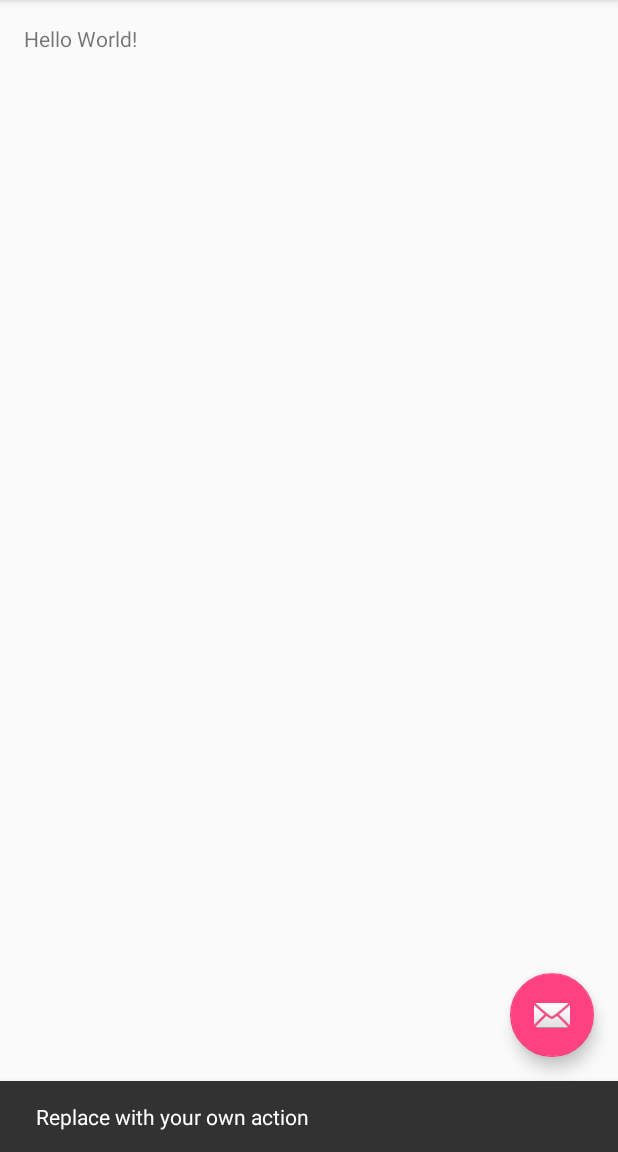
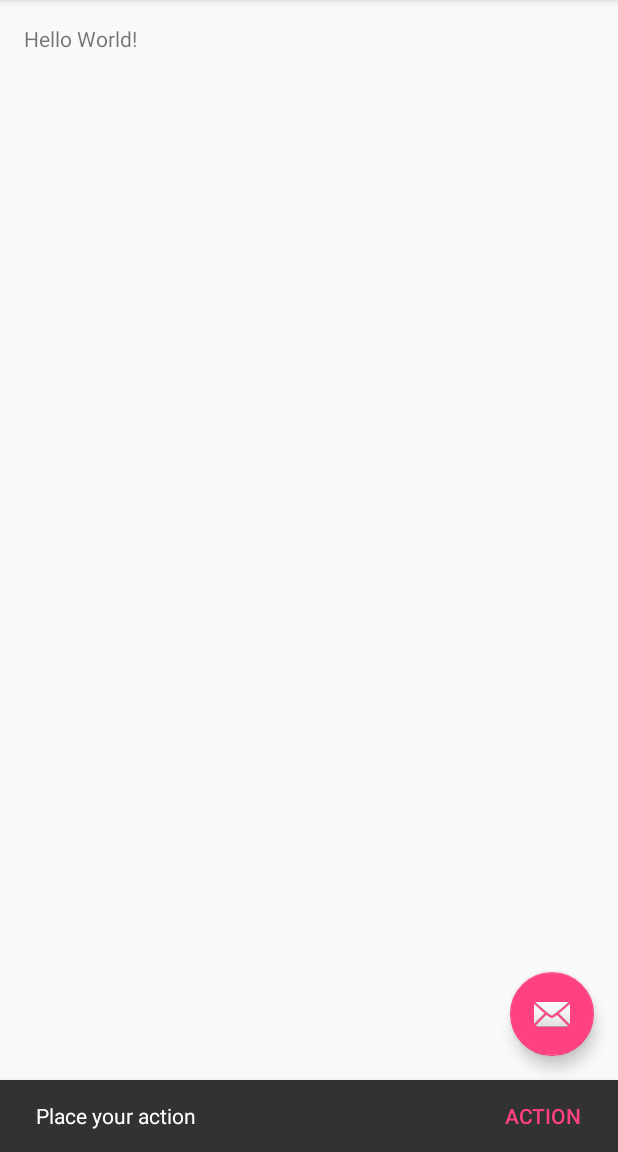
Before and after one commit to sherali110/CustomView_Controls, an Android app: the screen it shows after launch (MainActivity), after a tap on an icon or button, on a phone screen of 412 x 824 dp, the part 84-1236 px from its top. Run offline under Robolectric (Android 15) with nearby library versions, the phone set to English and light mode, and no system bars.

Commit message:
Log added

```diff
--- /dev/null
+++ b/app/src/main/java/com/data/aza/customviewcontrols/CircularImage.java
@@ -0,0 +1,7 @@
+package com.data.aza.customviewcontrols;
+
+/**
+ * Created by oda on 17/05/16.
+ */
+public class CircularImage {
+}
--- a/app/src/main/java/com/data/aza/customviewcontrols/MainActivity.java
+++ b/app/src/main/java/com/data/aza/customviewcontrols/MainActivity.java
@@ -5,25 +5,33 @@ import android.support.design.widget.FloatingActionButton;
 import android.support.design.widget.Snackbar;
 import android.support.v7.app.AppCompatActivity;
 import android.support.v7.widget.Toolbar;
+import android.util.Log;
 import android.view.View;
 import android.view.Menu;
 import android.view.MenuItem;
+import android.widget.Toast;
 
 public class MainActivity extends AppCompatActivity {
-
+    public static final String TAG = MainActivity.class.getName();
     @Override
     protected void onCreate(Bundle savedInstanceState) {
         super.onCreate(savedInstanceState);
         setContentView(R.layout.activity_main);
         Toolbar toolbar = (Toolbar) findViewById(R.id.toolbar);
         setSupportActionBar(toolbar);
-
+        // New file linked in repository
         FloatingActionButton fab = (FloatingActionButton) findViewById(R.id.fab);
         fab.setOnClickListener(new View.OnClickListener() {
             @Override
             public void onClick(View view) {
-                Snackbar.make(view, "Replace with your own action", Snackbar.LENGTH_LONG)
-                        .setAction("Action", null).show();
+                Snackbar.make(view, "Place your action", Snackbar.LENGTH_LONG)
+                        .setAction("Action", new View.OnClickListener() {
+                            @Override
+                            public void onClick(View v) {
+                                Toast.makeText(MainActivity.this,"I am a Toast :)",Toast.LENGTH_SHORT).show();
+                            }
+                        }).show();
+                Log.d(TAG, "Replace Action");
             }
         });
     }
```
